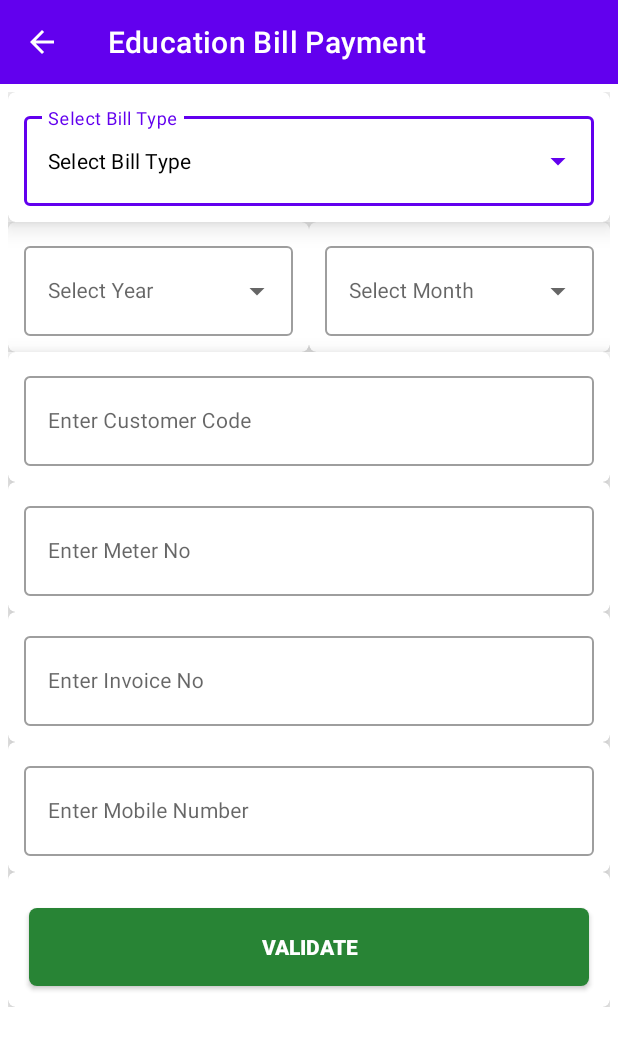
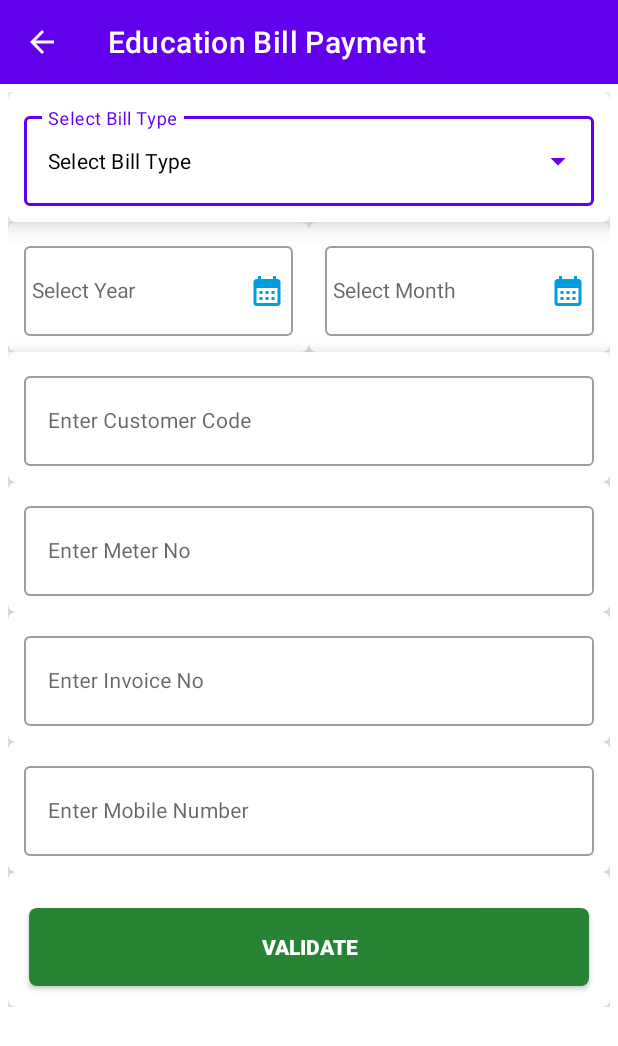
Before and after one commit to emonrait/Dynamic-Utility, an Android app: the EductaionBillPayment screen opened directly, with no data from a screen before it, on a phone screen of 412 x 824 dp. Shown: the top 1046 px of the screen. Run offline under Robolectric (Android 15) with nearby library versions, the light colour scheme and no system bars.

Commit message:
Ui Design update

```diff
--- a/app/src/main/res/layout/gas_input_layout.xml
+++ b/app/src/main/res/layout/gas_input_layout.xml
@@ -70,7 +70,7 @@
 
                     <com.google.android.material.textfield.TextInputLayout
                         android:id="@+id/sp_year_input"
-                        style="@style/Widget.MaterialComponents.TextInputLayout.OutlinedBox.ExposedDropdownMenu"
+                        style="@style/Widget.MaterialComponents.TextInputLayout.OutlinedBox"
                         android:layout_width="match_parent"
                         android:layout_height="match_parent"
                         android:layout_margin="@dimen/margin_5"
@@ -81,11 +81,17 @@
                             android:id="@+id/sp_year_value"
                             android:layout_width="match_parent"
                             android:layout_height="60dp"
+                            android:clickable="false"
+                            android:drawableEnd="@drawable/ic_date"
+                            android:focusable="false"
+                            android:focusableInTouchMode="false"
                             android:inputType="none"
+                            android:longClickable="false"
                             android:padding="@dimen/padding_5"
                             android:singleLine="true"
                             android:textColor="@color/black"
-                            android:textSize="@dimen/textsize_base" />
+                            android:textSize="@dimen/textsize_base"
+                            app:endIconDrawable="@drawable/ic_date" />
 
                     </com.google.android.material.textfield.TextInputLayout>
 
@@ -104,7 +110,7 @@
 
                     <com.google.android.material.textfield.TextInputLayout
                         android:id="@+id/sp_month_input"
-                        style="@style/Widget.MaterialComponents.TextInputLayout.OutlinedBox.ExposedDropdownMenu"
+                        style="@style/Widget.MaterialComponents.TextInputLayout.OutlinedBox"
                         android:layout_width="match_parent"
                         android:layout_height="match_parent"
                         android:layout_margin="@dimen/margin_5"
@@ -115,11 +121,17 @@
                             android:id="@+id/sp_month_value"
                             android:layout_width="match_parent"
                             android:layout_height="60dp"
+                            android:clickable="false"
+                            android:drawableEnd="@drawable/ic_date"
+                            android:focusable="false"
+                            android:focusableInTouchMode="false"
                             android:inputType="none"
+                            android:longClickable="false"
                             android:padding="@dimen/padding_5"
                             android:singleLine="true"
                             android:textColor="@color/black"
-                            android:textSize="@dimen/textsize_base" />
+                            android:textSize="@dimen/textsize_base"
+                            app:endIconDrawable="@drawable/ic_date"  />
 
                     </com.google.android.material.textfield.TextInputLayout>
 
--- a/app/src/main/res/layout/internet_input_layout.xml
+++ b/app/src/main/res/layout/internet_input_layout.xml
@@ -70,7 +70,7 @@
 
                     <com.google.android.material.textfield.TextInputLayout
                         android:id="@+id/sp_year_input"
-                        style="@style/Widget.MaterialComponents.TextInputLayout.OutlinedBox.ExposedDropdownMenu"
+                        style="@style/Widget.MaterialComponents.TextInputLayout.OutlinedBox"
                         android:layout_width="match_parent"
                         android:layout_height="match_parent"
                         android:layout_margin="@dimen/margin_5"
@@ -81,6 +81,7 @@
                             android:id="@+id/sp_year_value"
                             android:layout_width="match_parent"
                             android:layout_height="60dp"
+                            android:drawableEnd="@drawable/ic_date"
                             android:inputType="none"
                             android:padding="@dimen/padding_5"
                             android:singleLine="true"
@@ -104,7 +105,7 @@
 
                     <com.google.android.material.textfield.TextInputLayout
                         android:id="@+id/sp_month_input"
-                        style="@style/Widget.MaterialComponents.TextInputLayout.OutlinedBox.ExposedDropdownMenu"
+                        style="@style/Widget.MaterialComponents.TextInputLayout.OutlinedBox"
                         android:layout_width="match_parent"
                         android:layout_height="match_parent"
                         android:layout_margin="@dimen/margin_5"
@@ -115,6 +116,7 @@
                             android:id="@+id/sp_month_value"
                             android:layout_width="match_parent"
                             android:layout_height="60dp"
+                            android:drawableEnd="@drawable/ic_date"
                             android:inputType="none"
                             android:padding="@dimen/padding_5"
                             android:singleLine="true"
```
Also changed, not shown: app/src/main/res/layout/electricity_input_layout.xml (+18 -4 lines), app/src/main/res/layout/wasa_input_layout.xml (+16 -4 lines).
